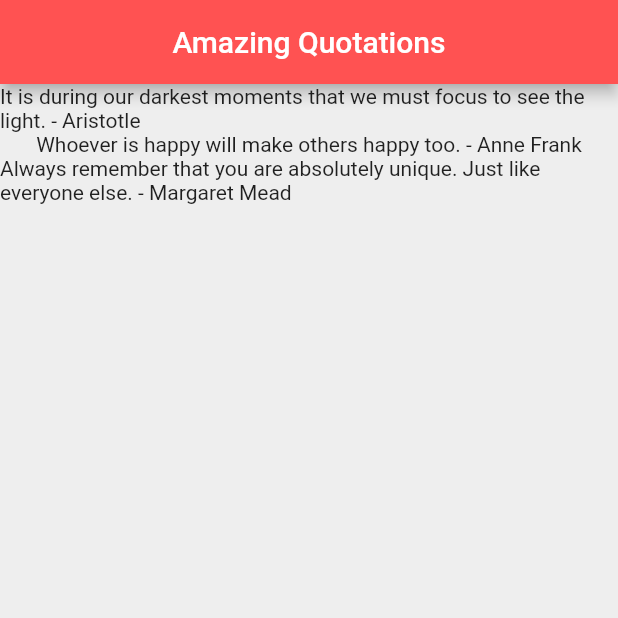
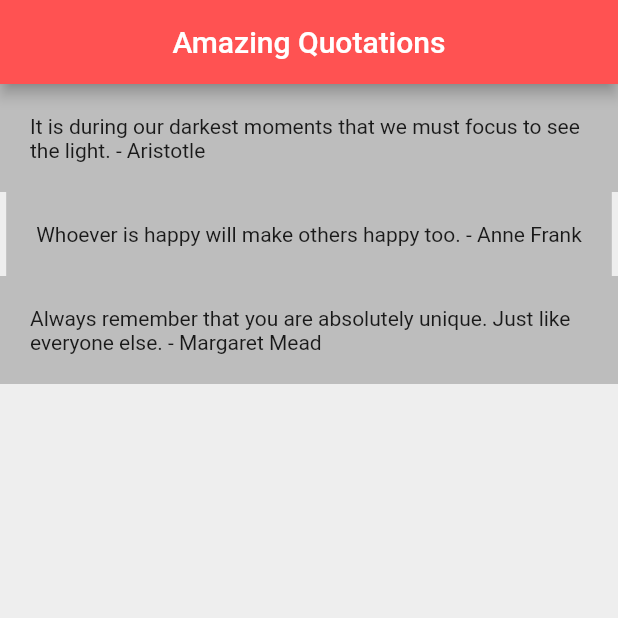
Before and after one commit to Um-e-Hani/FlutterQuotesApp, a Flutter app: the screen it shows after launch, on a phone screen of 412 x 824 dp, the top half of it. Run offline on Flutter 3.47's test engine with Material 2 defaults, Android fonts, the phone set to English and light mode, and no system bars.

```diff
--- a/lib/main.dart
+++ b/lib/main.dart
@@ -26,7 +26,13 @@ class _QuoteListState extends State<QuoteList> {
         backgroundColor: Colors.redAccent,
       ), //AppBar
       body: Column(
-        children: quotes.map((quote) => Text("${quote.text} - ${quote.author}")).toList(), //Map
+        children: quotes
+            .map((quote) => Container(
+                  color: Colors.grey[400],
+                  padding: EdgeInsets.all(20.0),
+                  child: Text("${quote.text} - ${quote.author}"),
+                ))
+            .toList(), //Map
       ), //Column
     ); // Scaffold
   }
```
Also changed, not shown: 1 other file.
